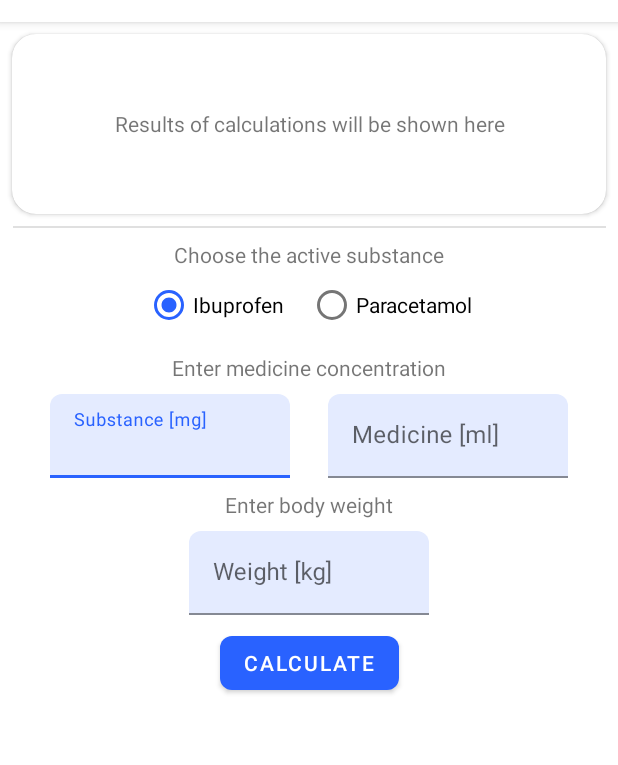
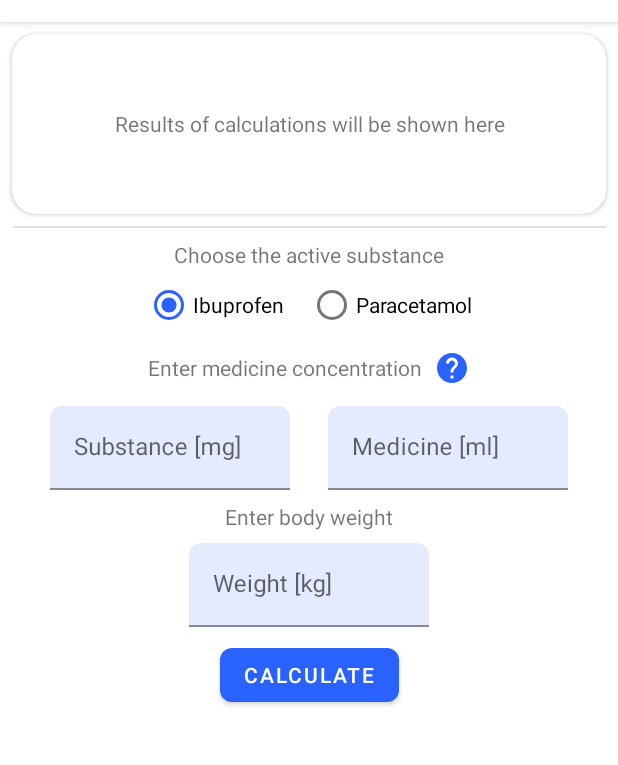
Before and after one commit to OMIsie11/DoseCalculator, an Android app: the screen it shows after launch (MainActivity), on a phone screen of 412 x 824 dp, the part 62-827 px from its top. Run offline under Robolectric (Android 15) with nearby library versions, the phone set to English and light mode, and no system bars.

Commit message:
Add imageview and bottom sheet with more info about substance

```diff
--- a/app/src/main/java/io/github/omisie11/kalkulatordawek/MainActivity.kt
+++ b/app/src/main/java/io/github/omisie11/kalkulatordawek/MainActivity.kt
@@ -6,10 +6,12 @@ import android.preference.PreferenceManager
 import android.view.Menu
 import android.view.MenuItem
 import android.widget.RadioButton
+import android.widget.Toast
 import androidx.appcompat.app.AppCompatActivity
 import androidx.appcompat.app.AppCompatDelegate
 import androidx.lifecycle.Observer
 import androidx.lifecycle.ViewModelProviders
+import com.google.android.material.bottomsheet.BottomSheetDialog
 import kotlinx.android.synthetic.main.activity_main.*
 import kotlinx.android.synthetic.main.content_main.*
 
@@ -29,6 +31,11 @@ class MainActivity : AppCompatActivity() {
         )
 
         radio_ibuprofen.isChecked = true
+
+        // Bottom sheet displayed after click on question mark image
+        val infoHelpBottomSheetDialog = BottomSheetDialog(this)
+        val sheetView = layoutInflater.inflate(R.layout.bottom_sheet_dialog_info, null)
+        infoHelpBottomSheetDialog.setContentView(sheetView)
 
         edit_text_substance.addTextChangedListener(DoseTextWatcher(edit_text_substance))
         edit_text_medicine.addTextChangedListener(DoseTextWatcher(edit_text_medicine))
@@ -67,6 +74,10 @@ class MainActivity : AppCompatActivity() {
                         getString(R.string.result_warning)
                     )
             }
+        }
+
+        image_substance_help.setOnClickListener {
+            infoHelpBottomSheetDialog.show()
         }
     }
 
--- /dev/null
+++ b/app/src/main/res/drawable/ic_help_24dp.xml
@@ -0,0 +1,9 @@
+<vector xmlns:android="http://schemas.android.com/apk/res/android"
+        android:width="24dp"
+        android:height="24dp"
+        android:viewportWidth="24.0"
+        android:viewportHeight="24.0">
+    <path
+        android:fillColor="@color/color_primary"
+        android:pathData="M12,2C6.48,2 2,6.48 2,12s4.48,10 10,10 10,-4.48 10,-10S17.52,2 12,2zM13,19h-2v-2h2v2zM15.07,11.25l-0.9,0.92C13.45,12.9 13,13.5 13,15h-2v-0.5c0,-1.1 0.45,-2.1 1.17,-2.83l1.24,-1.26c0.37,-0.36 0.59,-0.86 0.59,-1.41 0,-1.1 -0.9,-2 -2,-2s-2,0.9 -2,2L8,9c0,-2.21 1.79,-4 4,-4s4,1.79 4,4c0,0.88 -0.36,1.68 -0.93,2.25z"/>
+</vector>
--- a/app/src/main/res/layout/content_main.xml
+++ b/app/src/main/res/layout/content_main.xml
@@ -7,7 +7,9 @@
 
     <androidx.constraintlayout.widget.ConstraintLayout
             android:layout_width="match_parent"
-            android:layout_height="wrap_content">
+            android:layout_height="wrap_content"
+            android:focusable="true"
+            android:focusableInTouchMode="true">
 
         <androidx.cardview.widget.CardView
                 android:id="@+id/card_result"
@@ -50,8 +52,8 @@
                 android:layout_height="wrap_content"
                 app:layout_constraintTop_toBottomOf="@id/divider"
                 app:layout_constraintStart_toStartOf="parent"
+                app:layout_constraintEnd_toEndOf="parent"
                 android:layout_marginStart="8dp"
-                app:layout_constraintEnd_toEndOf="parent"
                 android:layout_marginEnd="8dp"
                 android:layout_marginTop="8dp"/>
 
@@ -89,9 +91,23 @@
                 android:layout_marginTop="8dp"
                 app:layout_constraintTop_toBottomOf="@+id/radio_group_medicine"
                 app:layout_constraintStart_toStartOf="parent"
+                app:layout_constraintHorizontal_chainStyle="packed"
+                app:layout_constraintEnd_toStartOf="@+id/image_substance_help"
                 android:layout_marginStart="8dp"
+                android:layout_marginEnd="8dp"/>
+
+        <ImageView
+                android:id="@+id/image_substance_help"
+                android:layout_width="wrap_content"
+                android:layout_height="wrap_content"
+                app:srcCompat="@drawable/ic_help_24dp"
+                app:layout_constraintTop_toTopOf="@+id/textView8"
+                app:layout_constraintBottom_toBottomOf="@+id/textView8"
+                app:layout_constraintStart_toEndOf="@+id/textView8"
+                app:layout_constraintHorizontal_chainStyle="packed"
                 app:layout_constraintEnd_toEndOf="parent"
-                android:layout_marginEnd="8dp"/>
+                android:layout_marginEnd="8dp"
+                android:contentDescription="@string/get_more_info_about_substance_concetration"/>
 
         <com.google.android.material.textfield.TextInputLayout
                 android:id="@+id/textInputLayout_substance"
@@ -101,7 +117,7 @@
                 android:hint="@string/substance_mg"
                 app:layout_constraintTop_toBottomOf="@id/textView8"
                 app:layout_constraintStart_toStartOf="parent"
-                android:layout_marginStart="8dp" android:layout_marginTop="8dp"
+                android:layout_marginStart="8dp" android:layout_marginTop="16dp"
                 app:layout_constraintHorizontal_chainStyle="spread"
                 app:layout_constraintEnd_toStartOf="@+id/textInputLayout_medicine">
 
```
Also changed, not shown: app/src/main/res/layout/bottom_sheet_dialog_info.xml (added, +21 -0 lines), app/src/main/res/values/strings.xml (+9 -2 lines), 1 other file.
